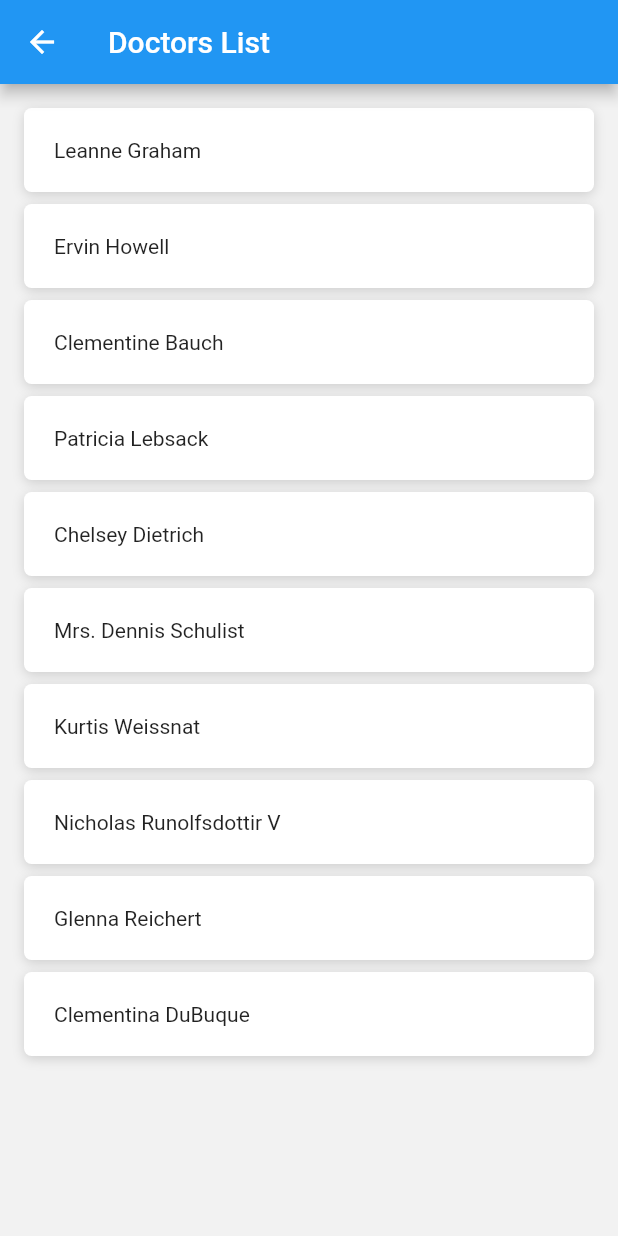
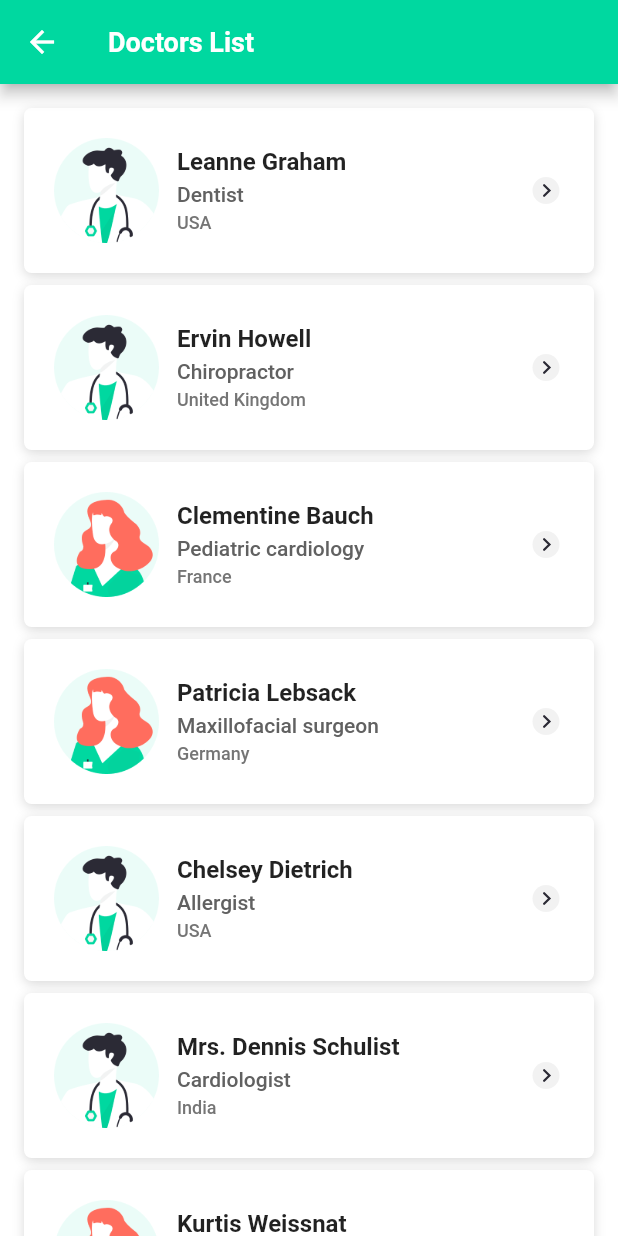
Before and after one commit to Djamel96/doctoVirt, a Flutter app: the DoctorsListMainScreen screen opened directly, on a phone screen of 412 x 824 dp. Run offline on Flutter 3.47's test engine with Material 2 defaults, Android fonts, the phone set to English and light mode, and no system bars; our stand-ins replace flutter_svg, get, permission_handler; missing offline and left inert: agora_rtc_engine; Roboto replaces fonts that are missing (DMSans).

Commit message:
doctor details

```diff
--- a/lib/chooseProfile/choose_profile_type_screen.dart
+++ b/lib/chooseProfile/choose_profile_type_screen.dart
@@ -23,6 +23,8 @@ class _ChooseProfileTypeScreenState extends State<ChooseProfileTypeScreen> {
       body: Padding(
         padding: const EdgeInsets.all(20.0),
         child: Column(mainAxisAlignment: MainAxisAlignment.center, children: [
+          const Spacer(),
+          Image.asset("assets/doctoVirt.png"),
           const Spacer(),
           const Text(
             "Please choose an option",
--- a/lib/doctorsList/models/doctor.dart
+++ b/lib/doctorsList/models/doctor.dart
@@ -35,6 +35,8 @@ class Doctor {
     required this.phone,
     required this.website,
     required this.specialty,
+    required this.gender,
+    required this.country,
   });
 
   final int id;
@@ -45,6 +47,8 @@ class Doctor {
   final String phone;
   final String website;
   final Specialty specialty;
+  final int gender;
+  final String country;
 
   factory Doctor.fromJson(Map<String, dynamic> json) => Doctor(
         id: json["id"],
@@ -55,6 +59,8 @@ class Doctor {
         phone: json["phone"],
         website: json["website"],
         specialty: Specialty.fromJson(json["specialty"]),
+        gender: json['gender'],
+        country: json['country'],
       );
 
   Map<String, dynamic> toJson() => {
@@ -66,6 +72,8 @@ class Doctor {
         "phone": phone,
         "website": website,
         "specialty": specialty.toJson(),
+        "gender": gender,
+        "country": country,
       };
 }
 
--- a/lib/doctorsList/models/doctor_list.dart
+++ b/lib/doctorsList/models/doctor_list.dart
@@ -4,6 +4,7 @@ List doctors = [
     "name": "Leanne Graham",
     "username": "Bret",
     "email": "Sincere@april.biz",
+    "gender": 0,
     "address": {
       "street": "Kulas Light",
       "suite": "Apt. 556",
@@ -13,16 +14,15 @@ List doctors = [
     },
     "phone": "1-770-736-8031 x56442",
     "website": "hildegard.org",
-    "specialty": {
-      "name": "Romaguera-Crona",
-      "id": "Multi-layered client-server neural-net"
-    }
+    "specialty": {"name": "Dentist", "id": "1"},
+    "country": "USA",
   },
   {
     "id": 2,
     "name": "Ervin Howell",
     "username": "Antonette",
     "email": "Shanna@melissa.tv",
+    "gender": 0,
     "address": {
       "street": "Victor Plains",
       "suite": "Suite 879",
@@ -32,16 +32,15 @@ List doctors = [
     },
     "phone": "010-692-6593 x09125",
     "website": "anastasia.net",
-    "specialty": {
-      "name": "Deckow-Crist",
-      "id": "Proactive didactic contingency"
-    }
+    "specialty": {"name": "Chiropractor", "id": "2"},
+    "country": "United Kingdom",
   },
   {
     "id": 3,
     "name": "Clementine Bauch",
     "username": "Samantha",
     "email": "Nathan@yesenia.net",
+    "gender": 1,
     "address": {
       "street": "Douglas Extension",
       "suite": "Suite 847",
@@ -51,16 +50,15 @@ List doctors = [
     },
     "phone": "1-463-123-4447",
     "website": "ramiro.info",
-    "specialty": {
-      "name": "Romaguera-Jacobson",
-      "id": "Face to face bifurcated interface"
-    }
+    "specialty": {"name": "Pediatric cardiology", "id": "3"},
+    "country": "France",
   },
   {
     "id": 4,
     "name": "Patricia Lebsack",
     "username": "Karianne",
     "email": "Julianne.OConner@kory.org",
+    "gender": 1,
     "address": {
       "street": "Hoeger Mall",
       "suite": "Apt. 692",
@@ -70,16 +68,15 @@ List doctors = [
     },
     "phone": "493-170-9623 x156",
     "website": "kale.biz",
-    "specialty": {
-      "name": "Robel-Corkery",
-      "id": "Multi-tiered zero tolerance productivity"
-    }
+    "specialty": {"name": "Maxillofacial surgeon", "id": "4"},
+    "country": "Germany",
   },
   {
     "id": 5,
     "name": "Chelsey Dietrich",
     "username": "Kamren",
     "email": "Lucio_Hettinger@annie.ca",
+    "gender": 0,
     "address": {
       "street": "Skiles Walks",
       "suite": "Suite 351",
@@ -89,16 +86,15 @@ List doctors = [
     },
     "phone": "(254)954-1289",
     "website": "demarco.info",
-    "specialty": {
-      "name": "Keebler LLC",
-      "id": "User-centric fault-tolerant solution"
-    }
+    "specialty": {"name": "Allergist", "id": "5"},
+    "country": "USA",
   },
   {
     "id": 6,
     "name": "Mrs. Dennis Schulist",
     "username": "Leopoldo_Corkery",
     "email": "Karley_Dach@jasper.info",
+    "gender": 0,
     "address": {
       "street": "Norberto Crossing",
       "suite": "Apt. 950",
@@ -108,16 +104,15 @@ List doctors = [
     },
     "phone": "1-477-935-8478 x6430",
     "website": "ola.org",
-    "specialty": {
-      "name": "Considine-Lockman",
-      "id": "Synchronised bottom-line interface"
-    }
+    "specialty": {"name": "Cardiologist", "id": "6"},
+    "country": "India",
   },
   {
     "id": 7,
     "name": "Kurtis Weissnat",
     "username": "Elwyn.Skiles",
     "email": "Telly.Hoeger@billy.biz",
+    "gender": 1,
     "address": {
       "street": "Rex Trail",
       "suite": "Suite 280",
@@ -127,16 +122,15 @@ List doctors = [
     },
     "phone": "210.067.6132",
     "website": "elvis.io",
-    "specialty": {
-      "name": "Johns Group",
-      "id": "Configurable multimedia task-force"
-    }
+    "specialty": {"name": "Audioprosthetist", "id": "7"},
+    "country": "China",
   },
   {
     "id": 8,
     "name": "Nicholas Runolfsdottir V",
     "username": "Maxime_Nienow",
     "email": "Sherwood@rosamond.me",
+    "gender": 0,
     "address": {
       "street": "Ellsworth Summit",
       "suite": "Suite 729",
@@ -146,16 +140,15 @@ List doctors = [
     },
     "phone": "586.493.6943 x140",
     "website": "jacynthe.com",
-    "specialty": {
-      "name": "Abernathy Group",
-      "id": "Implemented secondary concept"
-    }
+    "specialty": {"name": "Chiropractor", "id": "2"},
+    "country": "Canada",
   },
   {
     "id": 9,
     "name": "Glenna Reichert",
     "username": "Delphine",
     "email": "Chaim_McDermott@dana.io",
+    "gender": 1,
     "address": {
       "street": "Dayna Park",
       "suite": "Suite 449",
@@ -165,16 +158,15 @@ List doctors = [
     },
     "phone": "(775)976-6794 x41206",
     "website": "conrad.com",
-    "specialty": {
-      "name": "Yost and Sons",
-      "id": "Switchable contextually-based project"
-    }
+    "specialty": {"name": "Pediatric cardiology", "id": "3"},
+    "country": "Germany",
   },
   {
     "id": 10,
     "name": "Clementina DuBuque",
     "username": "Moriah.Stanton",
     "email": "Rey.Padberg@karina.biz",
+    "gender": 1,
     "address": {
       "street": "Kattie Turnpike",
       "suite": "Suite 198",
@@ -184,9 +176,7 @@ List doctors = [
     },
     "phone": "024-648-3804",
     "website": "ambrose.net",
-    "specialty": {
-      "name": "Hoeger LLC",
-      "id": "Centralized empowering task-force"
-    }
+    "specialty": {"name": "Maxillofacial surgeon", "id": "4"},
+    "country": "India",
   }
 ];
--- a/lib/doctorsList/widgets/one_doctor.dart
+++ b/lib/doctorsList/widgets/one_doctor.dart
@@ -1,6 +1,10 @@
 import 'package:doctovirt/doctorsList/models/doctor.dart';
+import 'package:doctovirt/doctorsList/screens/doctor_profile_details.dart';
 import 'package:doctovirt/elements/custom_card.dart';
+import 'package:doctovirt/elements/custom_inkwell.dart';
+import 'package:doctovirt/elements/forward_icon.dart';
 import 'package:flutter/material.dart';
+import 'package:get/get.dart';
 
 class OneDoctorWidget extends StatelessWidget {
   final Doctor doctor;
@@ -9,10 +13,54 @@ class OneDoctorWidget extends StatelessWidget {
   @override
   Widget build(BuildContext context) {
     return CustomCardW(
-      margins: EdgeInsets.only(bottom: 8),
+      margins: const EdgeInsets.only(bottom: 8),
       child: Column(children: [
-        Row(
-          children: [Text(doctor.name)],
+        CustomInKWell(
+          onTap: () => Get.to(() => DoctorProfileDetails(
+                doctor: doctor,
+              )),
+          child: Row(
+            children: [
+              Image.asset(
+                doctor.gender == 0
+                    ? "assets/doctor_male_avatar_ph.png"
+                    : "assets/doctor_female_avatar_ph.png",
+                width: 70,
+              ),
+              const SizedBox(width: 12),
+              Expanded(
+                child: Column(
+                  crossAxisAlignment: CrossAxisAlignment.start,
+                  children: [
+                    Text(
+                      doctor.name,
+                      style: const TextStyle(
+                        fontSize: 16,
+                        fontWeight: FontWeight.w600,
+                      ),
+                    ),
+                    const SizedBox(height: 4),
+                    Text(
+                      doctor.specialty.name,
+                      style: TextStyle(
+                          fontSize: 14,
+                          fontWeight: FontWeight.w500,
+                          color: Colors.grey.shade700),
+                    ),
+                    const SizedBox(height: 4),
+                    Text(
+                      doctor.country,
+                      style: TextStyle(
+                          fontSize: 12,
+                          fontWeight: FontWeight.w500,
+                          color: Colors.grey.shade600),
+                    ),
+                  ],
+                ),
+              ),
+              const ForwardIcon()
+            ],
+          ),
         )
       ]),
     );
--- /dev/null
+++ b/lib/elements/forward_icon.dart
@@ -0,0 +1,11 @@
+import 'package:flutter/material.dart';
+import 'package:flutter_svg/flutter_svg.dart';
+
+class ForwardIcon extends StatelessWidget {
+  const ForwardIcon({Key? key}) : super(key: key);
+
+  @override
+  Widget build(BuildContext context) {
+    return SvgPicture.asset("assets/nav_right_arrow.svg");
+  }
+}
--- a/lib/them/colors.dart
+++ b/lib/them/colors.dart
@@ -6,5 +6,5 @@ class AppColors {
   static Color appMain50 = const Color(0xff00D8A0).withOpacity(.5);
   static const Color buttonShadow1 = Color(0x3300d8a0);
   static const Color buttonShadow2 = Color(0x0f0a1646);
-  static const Color scaffold = Color(0xffF2F2F2);
+  static const Color scaffold = Color.fromARGB(255, 255, 255, 255);
 }
```
Also changed, not shown: lib/doctorsList/screens/doctor_profile_details.dart (added, +102 -0 lines), lib/main.dart (+25 -1 lines), pubspec.yaml (+4 -3 lines), assets/doctoVirt.png (added), assets/doctor_female_avatar_ph.png (added), assets/doctor_male_avatar_ph.png (added), assets/nav_right_arrow.svg (added), pubspec.lock.
